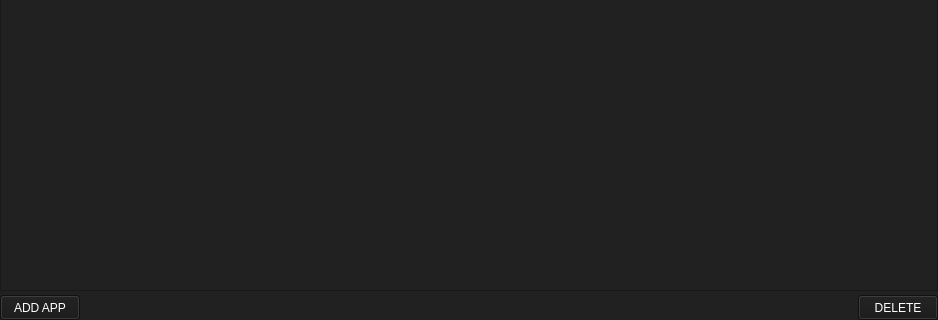
Before: the Qt Designer form ui/blockedapps.ui in HowePersonal/DistractionBlocker, drawn with Qt 5; both pictures show x 0 to 938 and y 546 to 866 of the 938 by 866 pixel window.
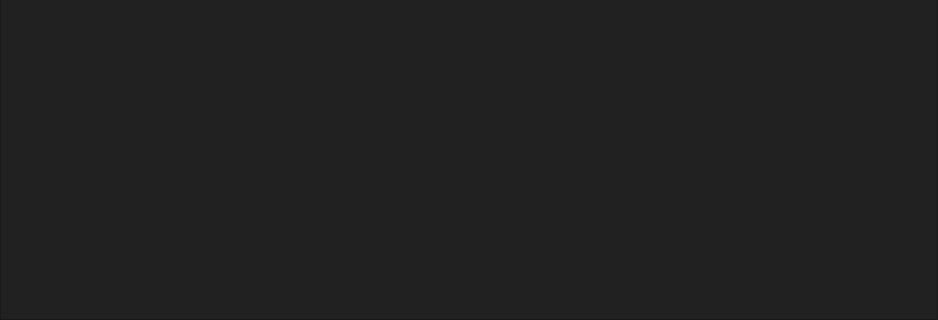
After: the same form once the commit is applied.

Commit message: Updated frames to fit gui style

What changed in the file:
```diff
--- a/ui/blockedapps.ui
+++ b/ui/blockedapps.ui
@@ -12,8 +12,8 @@
   </property>
   <property name="minimumSize">
    <size>
-    <width>658</width>
-    <height>466</height>
+    <width>894</width>
+    <height>866</height>
    </size>
   </property>
   <property name="windowTitle">
@@ -110,8 +110,8 @@
     <widget class="QTableWidget" name="tableWidget">
      <property name="minimumSize">
       <size>
-       <width>0</width>
-       <height>0</height>
+       <width>894</width>
+       <height>866</height>
       </size>
      </property>
      <property name="autoFillBackground">
```
The commit also changes 5 other files.
